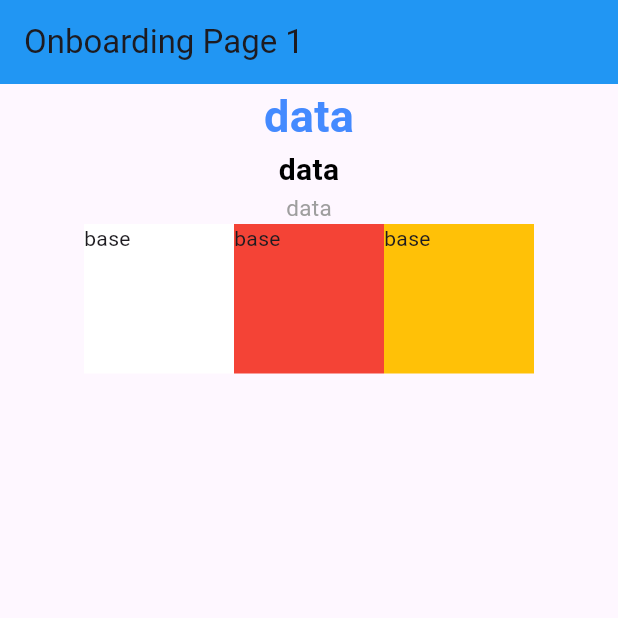
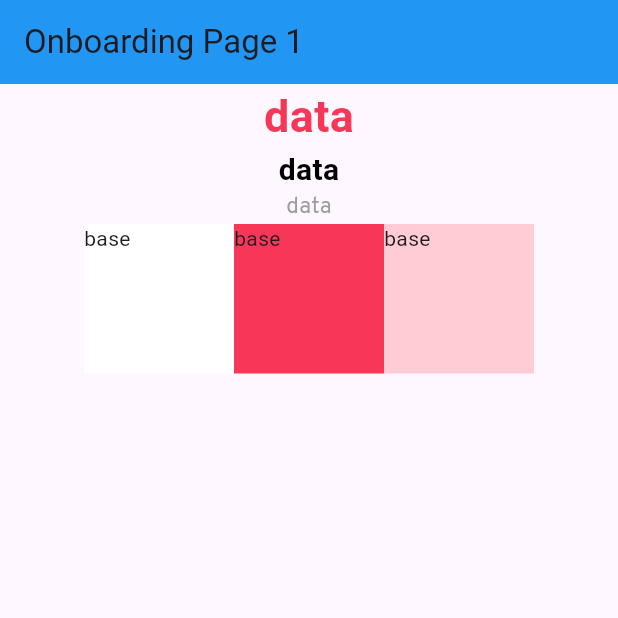
Before and after one commit to KwesiEren/stylish_ecommerce_app, a Flutter app: the screen it shows after launch, on a phone screen of 412 x 824 dp, the top half of it. Run offline on Flutter 3.47's test engine with Material 3 defaults, Android fonts, the phone set to English and light mode, and no system bars; Roboto replaces fonts that are missing (Monserrat).

Commit message:
Created the asset files for Textstyle and Colors

```diff
--- a/lib/components/constant/colour_scheme.dart
+++ b/lib/components/constant/colour_scheme.dart
@@ -2,15 +2,15 @@
 import 'package:flutter/material.dart';
 
 // Components and Background colors
-const base_color = Colors.white;
-const main_color = Colors.red;
-const card_color = Colors.amber;
+const base_color = Color.fromRGBO(255, 255, 255, 1);
+const main_color = Color.fromRGBO(248, 55, 88, 1);
+const card_color = Color.fromRGBO(255, 204, 213, 1);
 
 // Button colors
-const buton_color1 = Colors.pinkAccent;
-const buton_color2 = Colors.yellow;
+const buton_color1 = Color.fromRGBO(250, 113, 137, 1);
+const buton_color2 = Color.fromRGBO(248, 55, 88, 1);
 
 // Text colors
-const text_color1 = Colors.black;
-const text_color2 = Colors.grey;
-const text_color3 = Colors.blueAccent;
+const text_color1 = Color.fromRGBO(0, 0, 0, 1);
+const text_color2 = Color.fromRGBO(158, 158, 158, 1);
+const text_color3 = Color.fromRGBO(248, 55, 88, 1);
--- a/lib/components/constant/text_styles.dart
+++ b/lib/components/constant/text_styles.dart
@@ -3,11 +3,20 @@
 import 'package:flutter/material.dart';
 import 'package:stylish_ecommerce_app/components/constant/colour_scheme.dart';
 
-const kheading1 =
-    TextStyle(fontSize: 30, fontWeight: FontWeight.bold, color: text_color3);
+const kheading1 = TextStyle(
+    fontSize: 30,
+    fontFamily: 'Monserrat',
+    fontWeight: FontWeight.bold,
+    color: text_color3);
 
-const kheading2 =
-    TextStyle(fontSize: 20, fontWeight: FontWeight.w600, color: text_color1);
+const kheading2 = TextStyle(
+    fontSize: 20,
+    fontFamily: 'Monserrat',
+    fontWeight: FontWeight.w600,
+    color: text_color1);
 
-const kheading3 =
-    TextStyle(fontSize: 15, fontWeight: FontWeight.w400, color: text_color2);
+const kheading3 = TextStyle(
+    fontSize: 15,
+    fontFamily: 'Overpass',
+    fontWeight: FontWeight.w400,
+    color: text_color2);
```
Also changed, not shown: pubspec.yaml (+14 -9 lines).
